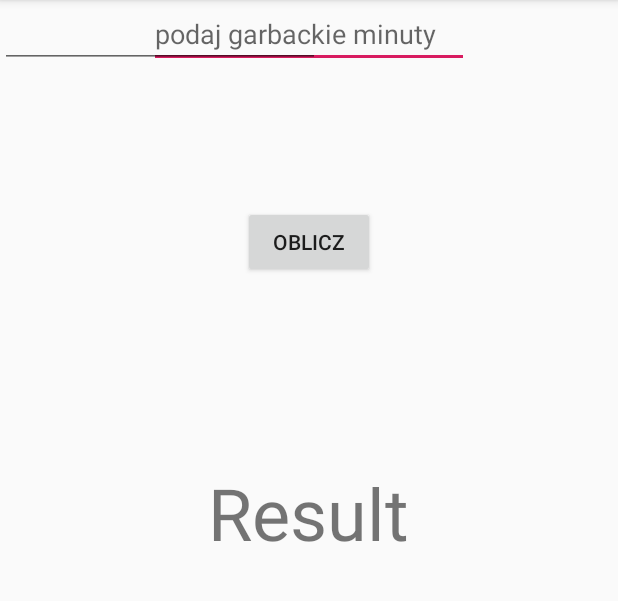
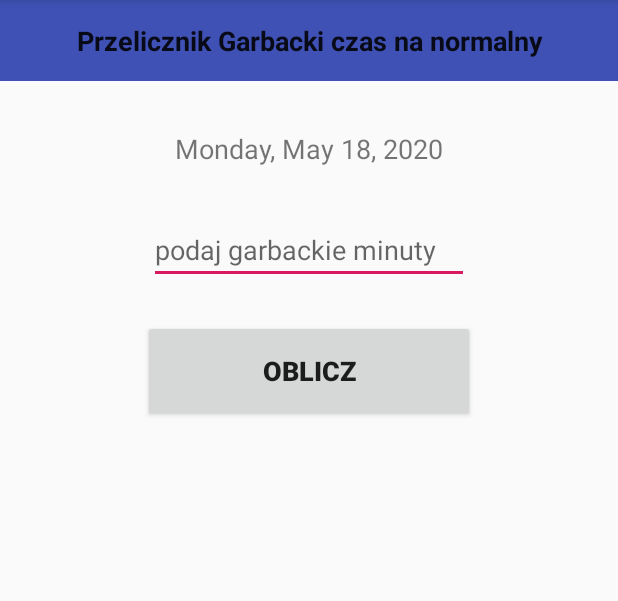
Before and after one commit to JakubMichalski4321/TimeCalculator, an Android app: the screen it shows after launch (MainActivity), on a phone screen of 412 x 824 dp, the part 84-685 px from its top. Run offline under Robolectric (Android 15) with nearby library versions, the phone set to English and light mode, and no system bars.

Commit message:
finished time calculator

```diff
--- a/app/src/main/res/layout/activity_main.xml
+++ b/app/src/main/res/layout/activity_main.xml
@@ -6,33 +6,46 @@
         android:layout_width="match_parent"
         android:layout_height="match_parent"
         tools:context=".MainActivity">
+    <TextView
+            android:layout_width="229dp"
+            android:layout_height="63dp"
+            android:id="@+id/resultText" android:textSize="48sp"
+            app:layout_constraintTop_toBottomOf="@+id/obliczButton"
+            android:textStyle="bold" android:gravity="center" app:layout_constraintStart_toStartOf="parent"
+            app:layout_constraintEnd_toEndOf="parent" android:layout_marginTop="24dp"
+    />
+    <Button
+            android:text="Oblicz"
+            android:layout_width="221dp"
+            android:layout_height="68dp"
+            android:id="@+id/obliczButton"
+            app:layout_constraintTop_toBottomOf="@+id/minutesSetEditText" android:layout_marginTop="24dp"
+            android:textSize="18sp" android:textStyle="bold" app:layout_constraintStart_toStartOf="parent"
+            app:layout_constraintEnd_toEndOf="parent"/>
     <EditText
             android:layout_width="wrap_content"
             android:layout_height="wrap_content"
             android:inputType="number"
             android:ems="10"
-            tools:layout_editor_absoluteY="202dp" android:id="@+id/minutesSetEditText"
-            app:layout_constraintStart_toStartOf="parent" app:layout_constraintEnd_toEndOf="parent"
-            android:hint="podaj garbackie minuty"/>
-    <Button
-            android:text="Oblicz"
-            android:layout_width="wrap_content"
-            android:layout_height="wrap_content"
-            android:id="@+id/obliczButton"
-            app:layout_constraintTop_toBottomOf="@+id/minutesSetEditText" android:layout_marginTop="92dp"
-            app:layout_constraintEnd_toEndOf="parent" app:layout_constraintStart_toStartOf="parent"/>
+            android:id="@+id/minutesSetEditText"
+            android:hint="podaj garbackie minuty"
+            app:layout_constraintStart_toStartOf="parent"
+            app:layout_constraintEnd_toEndOf="parent" app:layout_constraintTop_toBottomOf="@+id/currentTimeView"
+            android:layout_marginTop="24dp"/>
+    <EditText
+            android:layout_width="412dp"
+            android:layout_height="54dp"
+            android:inputType="textPersonName"
+            android:text="Przelicznik Garbacki czas na normalny"
+            android:ems="10"
+            tools:layout_editor_absoluteY="-1dp" android:id="@+id/editText5" app:layout_constraintEnd_toEndOf="parent"
+            app:layout_constraintStart_toStartOf="parent" android:typeface="normal" android:textSize="18sp"
+            android:textStyle="bold" android:background="#3F51B5"
+            android:gravity="center" app:layout_constraintHorizontal_bias="1.0"/>
     <TextView
-            android:text="Result"
-            android:layout_width="wrap_content"
-            android:layout_height="wrap_content"
-            android:id="@+id/resultText" android:textSize="48sp"
-            app:layout_constraintTop_toBottomOf="@+id/obliczButton" app:layout_constraintEnd_toEndOf="parent"
-            app:layout_constraintStart_toStartOf="parent" android:layout_marginTop="124dp"
-            app:layout_constraintHorizontal_bias="0.498"/>
-    <EditText
-            android:layout_width="wrap_content"
-            android:layout_height="wrap_content"
-            android:inputType="time"
-            android:ems="10"
-            tools:layout_editor_absoluteY="118dp" tools:layout_editor_absoluteX="99dp" android:id="@+id/timeEditText"/>
+            android:layout_width="303dp"
+            android:layout_height="42dp"
+            android:id="@+id/currentTimeView" app:layout_constraintStart_toStartOf="parent"
+            app:layout_constraintEnd_toEndOf="parent" android:gravity="center" android:textSize="18sp"
+            app:layout_constraintTop_toBottomOf="@+id/editText5" android:layout_marginTop="24dp"/>
 </androidx.constraintlayout.widget.ConstraintLayout>
```
Also changed, not shown: app/src/main/java/com/example/club27/MainActivity.java (+109 -1 lines).
